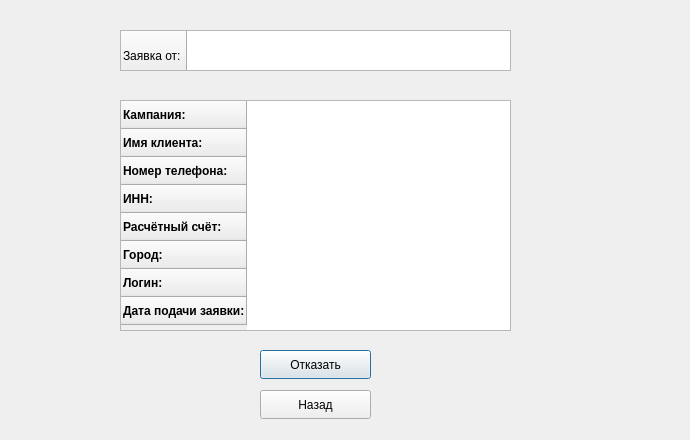
Above: adminz16.ui from Rina-key/kursach1 before the change. Below: the same form after it.
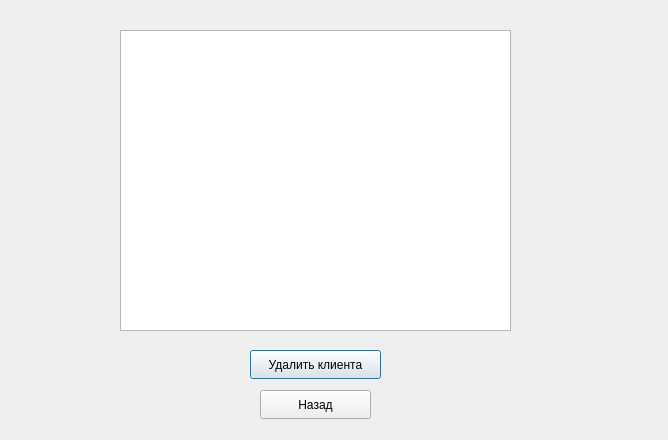
That is the form after the change.

Patch:
```diff
--- a/adminz16.ui
+++ b/adminz16.ui
@@ -6,7 +6,7 @@
    <rect>
     <x>0</x>
     <y>0</y>
-    <width>690</width>
+    <width>668</width>
     <height>440</height>
    </rect>
   </property>
@@ -16,67 +16,16 @@
   <widget class="QPushButton" name="pushButton">
    <property name="geometry">
     <rect>
-     <x>260</x>
+     <x>250</x>
      <y>350</y>
-     <width>111</width>
+     <width>131</width>
      <height>29</height>
     </rect>
    </property>
    <property name="text">
-    <string>Отказать</string>
+    <string>Удалить клиента</string>
    </property>
   </widget>
-  <widget class="QTableWidget" name="tableWidget">
-   <property name="geometry">
-    <rect>
-     <x>120</x>
-     <y>30</y>
-     <width>391</width>
-     <height>41</height>
-    </rect>
-   </property>
-   <property name="contextMenuPolicy">
-    <enum>Qt::NoContextMenu</enum>
-   </property>
-   <property name="acceptDrops">
-    <bool>false</bool>
-   </property>
-   <property name="autoFillBackground">
-    <bool>true</bool>
-   </property>
-   <property name="inputMethodHints">
-    <set>Qt::ImhNone</set>
-   </property>
-   <property name="lineWidth">
-    <number>7</number>
-   </property>
-   <attribute name="horizontalHeaderCascadingSectionResizes">
-    <bool>true</bool>
-   </attribute>
-   <attribute name="horizontalHeaderDefaultSectionSize">
-    <number>180</number>
-   </attribute>
-   <attribute name="horizontalHeaderShowSortIndicator" stdset="0">
-    <bool>true</bool>
-   </attribute>
-   <attribute name="horizontalHeaderStretchLastSection">
-    <bool>true</bool>
-   </attribute>
-   <attribute name="verticalHeaderCascadingSectionResizes">
-    <bool>false</bool>
-   </attribute>
-   <attribute name="verticalHeaderMinimumSectionSize">
-    <number>50</number>
-   </attribute>
-   <attribute name="verticalHeaderDefaultSectionSize">
-    <number>50</number>
-   </attribute>
-   <row>
-    <property name="text">
-     <string>Заявка от:</string>
-    </property>
-   </row>
-  </widget>
   <widget class="QPushButton" name="pushButton_2">
    <property name="geometry">
     <rect>
@@ -90,13 +39,13 @@
     <string>Назад</string>
    </property>
   </widget>
-  <widget class="QTableWidget" name="tableWidget_2">
+  <widget class="QTableView" name="zayavkiATableView">
    <property name="geometry">
     <rect>
      <x>120</x>
-     <y>100</y>
+     <y>30</y>
      <width>391</width>
-     <height>231</height>
+     <height>301</height>
     </rect>
    </property>
    <property name="contextMenuPolicy">
@@ -114,107 +63,30 @@
    <property name="lineWidth">
     <number>7</number>
    </property>
-   <attribute name="horizontalHeaderCascadingSectionResizes">
-    <bool>true</bool>
-   </attribute>
-   <attribute name="horizontalHeaderDefaultSectionSize">
+   <property name="editTriggers">
+    <set>QAbstractItemView::NoEditTriggers</set>
+   </property>
+   <attribute name="horizontalHeaderMinimumSectionSize">
     <number>180</number>
    </attribute>
-   <attribute name="horizontalHeaderShowSortIndicator" stdset="0">
+   <attribute name="horizontalHeaderHighlightSections">
     <bool>true</bool>
    </attribute>
-   <attribute name="horizontalHeaderStretchLastSection">
+   <attribute name="verticalHeaderVisible">
     <bool>true</bool>
    </attribute>
    <attribute name="verticalHeaderCascadingSectionResizes">
     <bool>false</bool>
    </attribute>
    <attribute name="verticalHeaderMinimumSectionSize">
-    <number>10</number>
-   </attribute>
-   <attribute name="verticalHeaderDefaultSectionSize">
     <number>28</number>
    </attribute>
-   <row>
-    <property name="text">
-     <string>Кампания:</string>
-    </property>
-    <property name="font">
-     <font>
-      <bold>true</bold>
-     </font>
-    </property>
-   </row>
-   <row>
-    <property name="text">
-     <string>Имя клиента:</string>
-    </property>
-    <property name="font">
-     <font>
-      <bold>true</bold>
-     </font>
-    </property>
-   </row>
-   <row>
-    <property name="text">
-     <string>Номер телефона:</string>
-    </property>
-    <property name="font">
-     <font>
-      <bold>true</bold>
-     </font>
-    </property>
-   </row>
-   <row>
-    <property name="text">
-     <string>ИНН:</string>
-    </property>
-    <property name="font">
-     <font>
-      <bold>true</bold>
-     </font>
-    </property>
-   </row>
-   <row>
-    <property name="text">
-     <string>Расчётный счёт:</string>
-    </property>
-    <property name="font">
-     <font>
-      <bold>true</bold>
-     </font>
-    </property>
-   </row>
-   <row>
-    <property name="text">
-     <string>Город:</string>
-    </property>
-    <property name="font">
-     <font>
-      <bold>true</bold>
-     </font>
-    </property>
-   </row>
-   <row>
-    <property name="text">
-     <string>Логин:</string>
-    </property>
-    <property name="font">
-     <font>
-      <bold>true</bold>
-     </font>
-    </property>
-   </row>
-   <row>
-    <property name="text">
-     <string>Дата подачи заявки:</string>
-    </property>
-    <property name="font">
-     <font>
-      <bold>true</bold>
-     </font>
-    </property>
-   </row>
+   <attribute name="verticalHeaderHighlightSections">
+    <bool>false</bool>
+   </attribute>
+   <attribute name="verticalHeaderStretchLastSection">
+    <bool>false</bool>
+   </attribute>
   </widget>
  </widget>
  <resources/>
```
Left out of the diff: 4 changed lines with no effect on the pictures.
